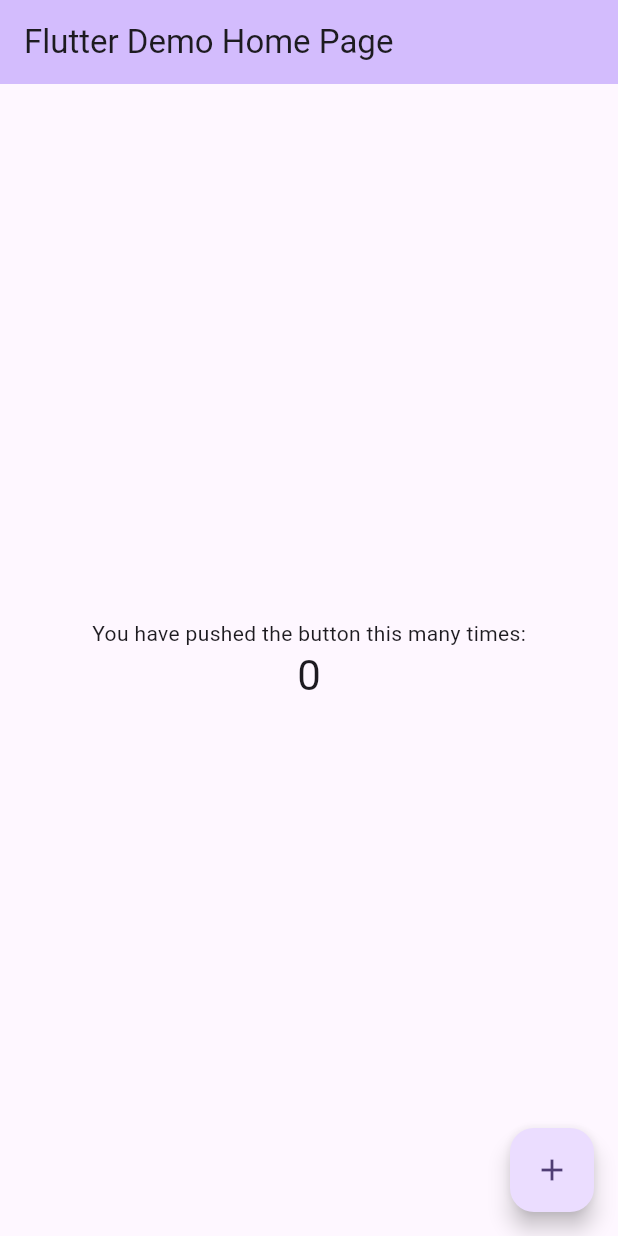
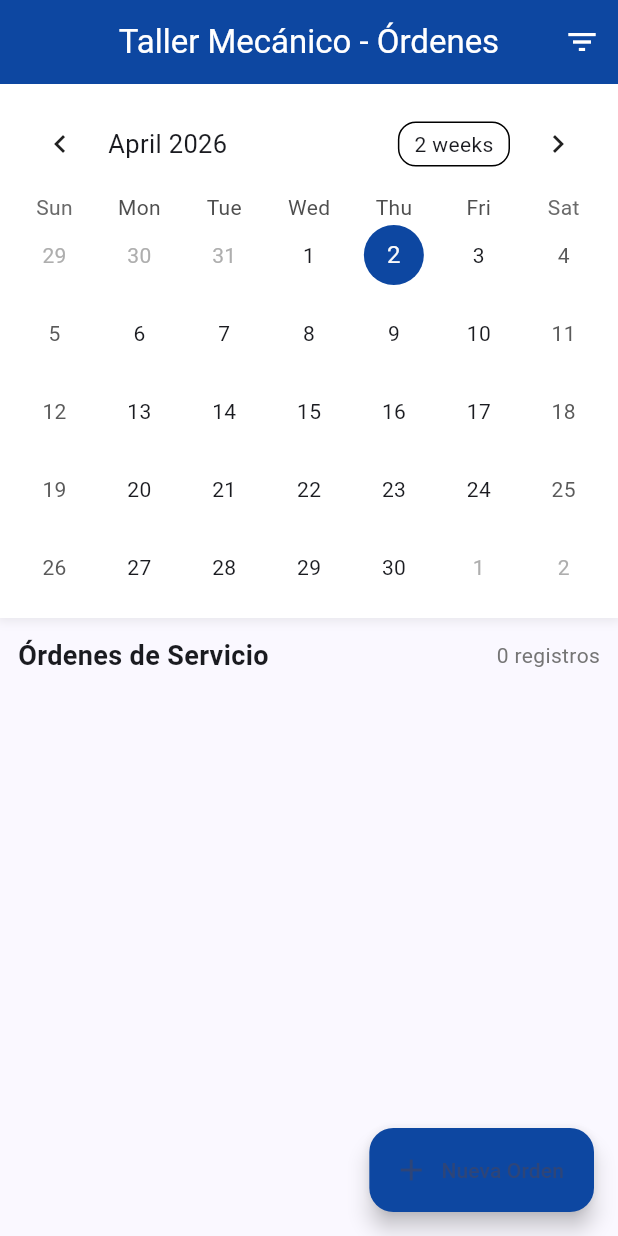
Before and after one commit to DoctourDot18Pup/taller_mecanico, a Flutter app: the screen it shows after launch, on a phone screen of 412 x 824 dp. Run offline on Flutter 3.47's test engine with Material 3 defaults, Android fonts, the phone set to English and light mode, and no system bars; drawn by our look-alikes of table_calendar; our stand-ins replace sqflite; accounts and stored records are empty.

Commit message:
feat: pantalla de órdenes con calendario, modal y filtros

```diff
--- a/lib/main.dart
+++ b/lib/main.dart
@@ -1,4 +1,5 @@
 import 'package:flutter/material.dart';
+import 'screens/ordenes_screen.dart';
 
 void main() {
   runApp(const MyApp());
@@ -7,116 +8,16 @@ void main() {
 class MyApp extends StatelessWidget {
   const MyApp({super.key});
 
-  // This widget is the root of your application.
   @override
   Widget build(BuildContext context) {
     return MaterialApp(
-      title: 'Flutter Demo',
+      title: 'Taller Mecánico',
+      debugShowCheckedModeBanner: false,
       theme: ThemeData(
-        // This is the theme of your application.
-        //
-        // TRY THIS: Try running your application with "flutter run". You'll see
-        // the application has a purple toolbar. Then, without quitting the app,
-        // try changing the seedColor in the colorScheme below to Colors.green
-        // and then invoke "hot reload" (save your changes or press the "hot
-        // reload" button in a Flutter-supported IDE, or press "r" if you used
-        // the command line to start the app).
-        //
-        // Notice that the counter didn't reset back to zero; the application
-        // state is not lost during the reload. To reset the state, use hot
-        // restart instead.
-        //
-        // This works for code too, not just values: Most code changes can be
-        // tested with just a hot reload.
-        colorScheme: .fromSeed(seedColor: Colors.deepPurple),
+        colorScheme: ColorScheme.fromSeed(seedColor: Colors.blue[900]!),
+        useMaterial3: true,
       ),
-      home: const MyHomePage(title: 'Flutter Demo Home Page'),
+      home: OrdenesScreen(),
     );
   }
 }
-
-class MyHomePage extends StatefulWidget {
-  const MyHomePage({super.key, required this.title});
-
-  // This widget is the home page of your application. It is stateful, meaning
-  // that it has a State object (defined below) that contains fields that affect
-  // how it looks.
-
-  // This class is the configuration for the state. It holds the values (in this
-  // case the title) provided by the parent (in this case the App widget) and
-  // used by the build method of the State. Fields in a Widget subclass are
-  // always marked "final".
-
-  final String title;
-
-  @override
-  State<MyHomePage> createState() => _MyHomePageState();
-}
-
-class _MyHomePageState extends State<MyHomePage> {
-  int _counter = 0;
-
-  void _incrementCounter() {
-    setState(() {
-      // This call to setState tells the Flutter framework that something has
-      // changed in this State, which causes it to rerun the build method below
-      // so that the display can reflect the updated values. If we changed
-      // _counter without calling setState(), then the build method would not be
-      // called again, and so nothing would appear to happen.
-      _counter++;
-    });
-  }
-
-  @override
-  Widget build(BuildContext context) {
-    // This method is rerun every time setState is called, for instance as done
-    // by the _incrementCounter method above.
-    //
-    // The Flutter framework has been optimized to make rerunning build methods
-    // fast, so that you can just rebuild anything that needs updating rather
-    // than having to individually change instances of widgets.
-    return Scaffold(
-      appBar: AppBar(
-        // TRY THIS: Try changing the color here to a specific color (to
-        // Colors.amber, perhaps?) and trigger a hot reload to see the AppBar
-        // change color while the other colors stay the same.
-        backgroundColor: Theme.of(context).colorScheme.inversePrimary,
-        // Here we take the value from the MyHomePage object that was created by
-        // the App.build method, and use it to set our appbar title.
-        title: Text(widget.title),
-      ),
-      body: Center(
-        // Center is a layout widget. It takes a single child and positions it
-        // in the middle of the parent.
-        child: Column(
-          // Column is also a layout widget. It takes a list of children and
-          // arranges them vertically. By default, it sizes itself to fit its
-          // children horizontally, and tries to be as tall as its parent.
-          //
-          // Column has various properties to control how it sizes itself and
-          // how it positions its children. Here we use mainAxisAlignment to
-          // center the children vertically; the main axis here is the vertical
-          // axis because Columns are vertical (the cross axis would be
-          // horizontal).
-          //
-          // TRY THIS: Invoke "debug painting" (choose the "Toggle Debug Paint"
-          // action in the IDE, or press "p" in the console), to see the
-          // wireframe for each widget.
-          mainAxisAlignment: .center,
-          children: [
-            const Text('You have pushed the button this many times:'),
-            Text(
-              '$_counter',
-              style: Theme.of(context).textTheme.headlineMedium,
-            ),
-          ],
-        ),
-      ),
-      floatingActionButton: FloatingActionButton(
-        onPressed: _incrementCounter,
-        tooltip: 'Increment',
-        child: const Icon(Icons.add),
-      ),
-    );
-  }
-}
--- a/lib/screens/ordenes_screen.dart
+++ b/lib/screens/ordenes_screen.dart
@@ -0,0 +1,365 @@
+import 'package:flutter/material.dart';
+import 'package:table_calendar/table_calendar.dart';
+import '../database/database_helper.dart';
+import '../models/orden_servicio.dart';
+import 'registro_orden_screen.dart';
+import 'editar_orden_screen.dart';
+import '../models/cliente.dart';
+
+class OrdenesScreen extends StatefulWidget {
+  @override
+  _OrdenesScreenState createState() => _OrdenesScreenState();
+}
+
+class _OrdenesScreenState extends State<OrdenesScreen> {
+  CalendarFormat _calendarFormat = CalendarFormat.month;
+  DateTime _focusedDay = DateTime.now();
+  DateTime? _selectedDay;
+  Map<DateTime, List<OrdenServicio>> _eventos = {};
+  String _filtroEstado = 'todos';
+  List<OrdenServicio> _ordenes = [];
+
+  @override
+  void initState() {
+    super.initState();
+    _selectedDay = _focusedDay;
+    _cargarDatos();
+  }
+
+  Future<void> _cargarDatos() async {
+    final ordenes = await DatabaseHelper().getOrdenes();
+    setState(() {
+      _ordenes = ordenes;
+    });
+    await _cargarEventos();
+  }
+
+  Future<void> _cargarEventos() async {
+    final eventosTemp = await DatabaseHelper().getOrdenesAgrupadasPorFecha();
+    setState(() {
+      _eventos = eventosTemp;
+    });
+  }
+
+  Color _getPuntoColor(List<OrdenServicio> ordenesDelDia) {
+    if (ordenesDelDia.any((o) => o.estado == 'pendiente')) return Colors.green;
+    if (ordenesDelDia.any((o) => o.estado == 'en_progreso')) return Colors.blue;
+    if (ordenesDelDia.any((o) => o.estado == 'cancelado')) return Colors.red;
+    return Colors.white; // Todos completados
+  }
+
+  List<OrdenServicio> get _ordenesFiltradas {
+    if (_filtroEstado == 'todos') return _ordenes;
+    return _ordenes.where((o) => o.estado == _filtroEstado).toList();
+  }
+
+  @override
+  Widget build(BuildContext context) {
+    return Scaffold(
+      appBar: AppBar(
+        title: Text('Taller Mecánico - Órdenes'),
+        centerTitle: true,
+        backgroundColor: Colors.blue[900],
+        foregroundColor: Colors.white,
+        actions: [
+          IconButton(
+            icon: Icon(Icons.filter_list),
+            onPressed: _mostrarDialogoFiltros,
+          ),
+        ],
+      ),
+      body: Column(
+        children: [
+          // Calendario
+          Container(
+            padding: EdgeInsets.all(8),
+            decoration: BoxDecoration(
+              color: Colors.white,
+              boxShadow: [
+                BoxShadow(
+                  color: Colors.grey.withOpacity(0.2),
+                  spreadRadius: 2,
+                  blurRadius: 5,
+                ),
+              ],
+            ),
+            child: TableCalendar(
+              firstDay: DateTime.utc(2024, 1, 1),
+              lastDay: DateTime.utc(2026, 12, 31),
+              focusedDay: _focusedDay,
+              calendarFormat: _calendarFormat,
+              selectedDayPredicate: (day) => isSameDay(_selectedDay, day),
+              onDaySelected: (selectedDay, focusedDay) {
+                setState(() {
+                  _selectedDay = selectedDay;
+                  _focusedDay = focusedDay;
+                });
+                _mostrarModalEventos(selectedDay);
+              },
+              onFormatChanged: (format) {
+                setState(() => _calendarFormat = format);
+              },
+              onPageChanged: (focusedDay) {
+                _focusedDay = focusedDay;
+              },
+              calendarStyle: CalendarStyle(
+                todayDecoration: BoxDecoration(
+                  color: Colors.blue[100],
+                  shape: BoxShape.circle,
+                ),
+                selectedDecoration: BoxDecoration(
+                  color: Colors.blue[900],
+                  shape: BoxShape.circle,
+                ),
+              ),
+              calendarBuilders: CalendarBuilders(
+                markerBuilder: (context, day, events) {
+                  final ordenesDelDia = _eventos[day] ?? [];
+                  if (ordenesDelDia.isEmpty) return SizedBox.shrink();
+
+                  return Positioned(
+                    bottom: 2,
+                    child: Row(
+                      mainAxisAlignment: MainAxisAlignment.center,
+                      children: [
+                        Container(
+                          width: 8,
+                          height: 8,
+                          decoration: BoxDecoration(
+                            shape: BoxShape.circle,
+                            color: _getPuntoColor(ordenesDelDia),
+                          ),
+                        ),
+                        if (ordenesDelDia.length > 1)
+                          Padding(
+                            padding: EdgeInsets.only(left: 2),
+                            child: Text(
+                              '${ordenesDelDia.length}',
+                              style: TextStyle(fontSize: 8),
+                            ),
+                          ),
+                      ],
+                    ),
+                  );
+                },
+              ),
+            ),
+          ),
+
+          // Listado de órdenes con Sliver (Requisito de evaluación)
+          Expanded(
+            child: CustomScrollView(
+              slivers: [
+                SliverToBoxAdapter(
+                  child: Padding(
+                    padding: EdgeInsets.all(12),
+                    child: Row(
+                      mainAxisAlignment: MainAxisAlignment.spaceBetween,
+                      children: [
+                        Text(
+                          'Órdenes de Servicio',
+                          style: TextStyle(fontSize: 18, fontWeight: FontWeight.bold),
+                        ),
+                        Text(
+                          '${_ordenesFiltradas.length} registros',
+                          style: TextStyle(color: Colors.grey[600]),
+                        ),
+                      ],
+                    ),
+                  ),
+                ),
+                SliverList(
+                  delegate: SliverChildBuilderDelegate(
+                    (context, index) {
+                      final orden = _ordenesFiltradas[index];
+                      return Card(
+                        margin: EdgeInsets.symmetric(horizontal: 12, vertical: 4),
+                        elevation: 2,
+                        child: ListTile(
+                          leading: Container(
+                            width: 45,
+                            height: 45,
+                            decoration: BoxDecoration(
+                              color: orden.getEstadoColor().withOpacity(0.2),
+                              shape: BoxShape.circle,
+                            ),
+                            child: Icon(
+                              _getIconForEstado(orden.estado),
+                              color: orden.getEstadoColor(),
+                            ),
+                          ),
+                          title: Text(
+                            'Orden #${orden.id}',
+                            style: TextStyle(fontWeight: FontWeight.bold),
+                          ),
+                          subtitle: Column(
+                            crossAxisAlignment: CrossAxisAlignment.start,
+                            children: [
+                              Text('Total: \$${orden.totalGeneral.toStringAsFixed(2)}'),
+                              Text(
+                                'Entrada: ${_formatearFecha(orden.fechaEntrada)}',
+                                style: TextStyle(fontSize: 12),
+                              ),
+                            ],
+                          ),
+                          trailing: Chip(
+                            label: Text(
+                              orden.getEstadoTexto(),
+                              style: TextStyle(color: Colors.white, fontSize: 12),
+                            ),
+                            backgroundColor: orden.getEstadoColor(),
+                            padding: EdgeInsets.symmetric(horizontal: 8),
+                          ),
+                          onTap: () => _editarOrden(orden),
+                        ),
+                      );
+                    },
+                    childCount: _ordenesFiltradas.length,
+                  ),
+                ),
+              ],
+            ),
+          ),
+        ],
+      ),
+      floatingActionButton: FloatingActionButton.extended(
+        onPressed: () => _nuevaOrden(),
+        icon: Icon(Icons.add),
+        label: Text('Nueva Orden'),
+        backgroundColor: Colors.blue[900],
+      ),
+    );
+  }
+
+  IconData _getIconForEstado(String estado) {
+    switch(estado) {
+      case 'pendiente': return Icons.pending;
+      case 'en_progreso': return Icons.build;
+      case 'completado': return Icons.check_circle;
+      case 'cancelado': return Icons.cancel;
+      default: return Icons.car_repair;
+    }
+  }
+
+  String _formatearFecha(DateTime fecha) {
+    return '${fecha.day}/${fecha.month}/${fecha.year}';
+  }
+
+  void _mostrarDialogoFiltros() {
+    showDialog(
+      context: context,
+      builder: (context) => AlertDialog(
+        title: Text('Filtrar órdenes'),
+        content: Column(
+          mainAxisSize: MainAxisSize.min,
+          children: [
+            _buildFiltroOpcion('Todos', 'todos'),
+            _buildFiltroOpcion('Pendientes', 'pendiente'),
+            _buildFiltroOpcion('En Progreso', 'en_progreso'),
+            _buildFiltroOpcion('Completados', 'completado'),
+            _buildFiltroOpcion('Cancelados', 'cancelado'),
+          ],
+        ),
+      ),
+    );
+  }
+
+  Widget _buildFiltroOpcion(String titulo, String valor) {
+    return ListTile(
+      title: Text(titulo),
+      leading: Radio(
+        value: valor,
+        groupValue: _filtroEstado,
+        onChanged: (value) {
+          setState(() => _filtroEstado = value as String);
+          Navigator.pop(context);
+        },
+      ),
+    );
+  }
+
+  void _mostrarModalEventos(DateTime dia) {
+    final ordenesDelDia = _eventos[dia] ?? [];
+
+    showModalBottomSheet(
+      context: context,
+      isScrollControlled: true,
+      backgroundColor: Colors.transparent,
+      builder: (context) => DraggableScrollableSheet(
+        initialChildSize: 0.9,
+        maxChildSize: 0.95,
+        minChildSize: 0.5,
+        builder: (_, controller) => Container(
+          decoration: BoxDecoration(
+            color: Colors.white,
+            borderRadius: BorderRadius.vertical(top: Radius.circular(20)),
+          ),
+          child: Column(
+            children: [
+              Container(
+                padding: EdgeInsets.all(16),
+                decoration: BoxDecoration(
+                  color: Colors.blue[900],
+                  borderRadius: BorderRadius.vertical(top: Radius.circular(20)),
+                ),
+                child: Text(
+                  'Órdenes del ${dia.day}/${dia.month}/${dia.year}',
+                  style: TextStyle(fontSize: 20, fontWeight: FontWeight.bold, color: Colors.white),
+                ),
+              ),
+              Expanded(
+                child: ListView.builder(
+                  controller: controller,
+                  itemCount: ordenesDelDia.length,
+                  itemBuilder: (context, index) {
+                    final orden = ordenesDelDia[index];
+                    return FutureBuilder<Cliente?>(
+                      future: DatabaseHelper().getClienteById(orden.clienteId),
+                      builder: (context, snapshot) {
+                        final cliente = snapshot.data;
+                        return Card(
+                          margin: EdgeInsets.symmetric(horizontal: 16, vertical: 4),
+                          child: ListTile(
+                            leading: Icon(Icons.car_repair, color: orden.getEstadoColor()),
+                            title: Text('Orden #${orden.id}'),
+                            subtitle: Column(
+                              crossAxisAlignment: CrossAxisAlignment.start,
+                              children: [
+                                if (cliente != null) Text(cliente.nombre),
+                                Text('Total: \$${orden.totalGeneral}'),
+                                Text('Estado: ${orden.getEstadoTexto()}'),
+                              ],
+                            ),
+                            trailing: Icon(Icons.chevron_right),
+                            onTap: () {
+                              Navigator.pop(context);
+                              _editarOrden(orden);
+                            },
+                          ),
+                        );
+                      },
+                    );
+                  },
+                ),
+              ),
+            ],
+          ),
+        ),
+      ),
+    );
+  }
+
+  void _nuevaOrden() {
+    Navigator.push(
+      context,
+      MaterialPageRoute(builder: (_) => RegistroOrdenScreen()),
+    ).then((_) => _cargarDatos());
+  }
+
+  void _editarOrden(OrdenServicio orden) {
+    Navigator.push(
+      context,
+      MaterialPageRoute(builder: (_) => EditarOrdenScreen(orden: orden)),
+    ).then((_) => _cargarDatos());
+  }
+}
```
Also changed, not shown: lib/screens/editar_orden_screen.dart (+95 -0 lines).
